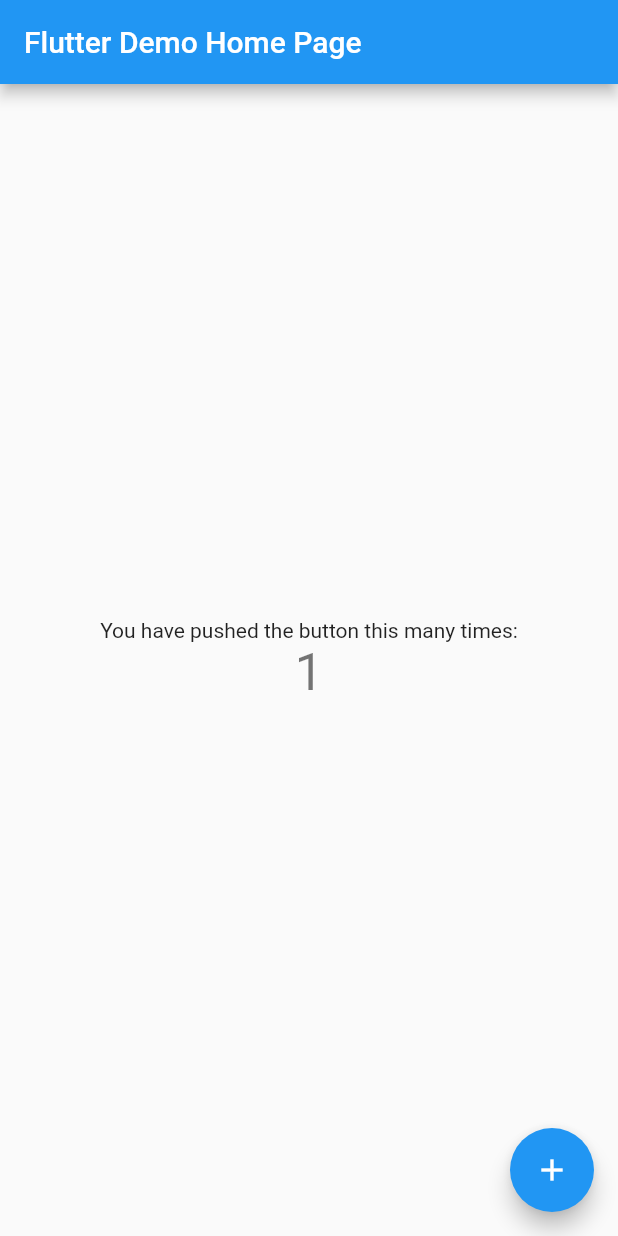
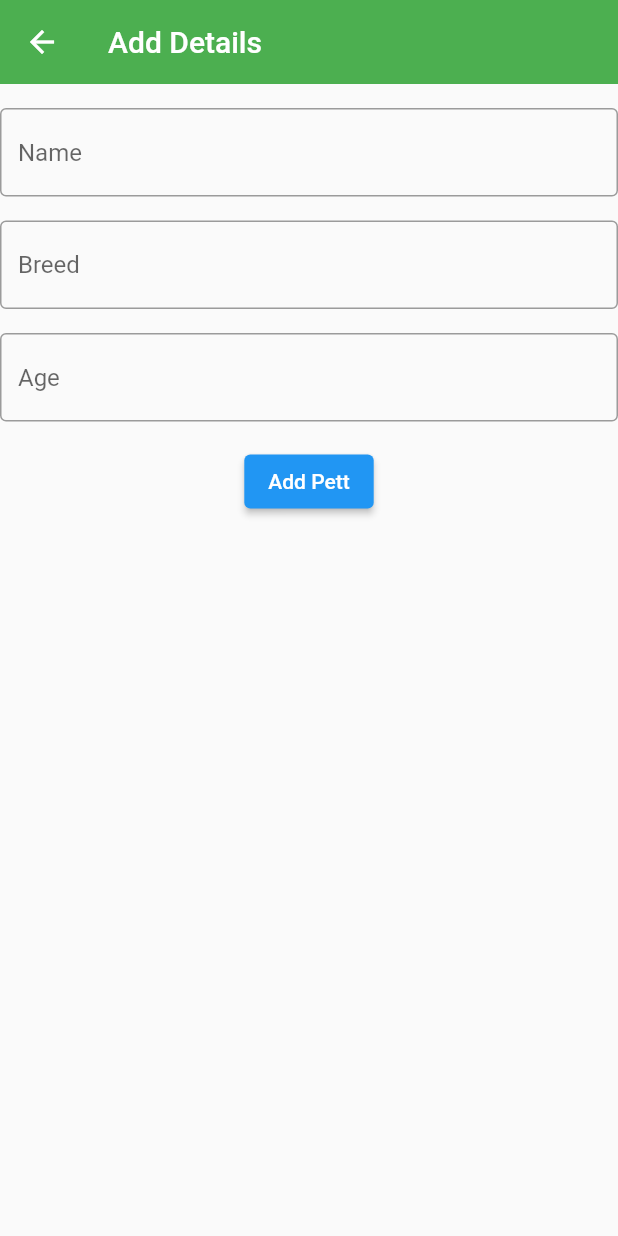
Before and after one commit to Kakarot2002/toggle_project, a Flutter app: the screen it shows after launch, after a tap on the "add" icon, on a phone screen of 412 x 824 dp. Run offline on Flutter 3.47's test engine with Material 2 defaults, Android fonts, the phone set to English and light mode, and no system bars; our stand-ins replace scroll_snap_list.

Commit message:
Add full project

```diff
--- /dev/null
+++ b/lib/addDetails.dart
@@ -0,0 +1,82 @@
+import 'package:flutter/material.dart';
+
+
+class MyaddDetailsPage extends StatefulWidget {
+  const MyaddDetailsPage({Key? key}) : super(key: key);
+
+  @override
+  State<MyaddDetailsPage> createState() => _MyaddDetailsState();
+}
+
+class _MyaddDetailsState extends State<MyaddDetailsPage> {
+  final TextEditingController _nameController = TextEditingController();
+  final TextEditingController _breedController = TextEditingController();
+  final TextEditingController _ageController = TextEditingController();
+  String strr1 = "";
+  String strr2 = "";
+  int agee = 0;
+
+  @override
+  Widget build(BuildContext context) {
+    return Scaffold(
+      appBar: AppBar(
+        title: const Text("Add Details"),
+        backgroundColor: Colors.green,
+        elevation: 0,
+      ),
+      body: Center(
+        child: Column(
+          children: [
+            const SizedBox(
+              height: 16,
+            ),
+            TextField(
+              controller: _nameController,
+              decoration: const InputDecoration(
+                border: OutlineInputBorder(),
+                hintText: 'Name',
+              ),
+              keyboardType: TextInputType.name,
+            ),
+            const SizedBox(
+              height: 16,
+            ),
+            TextField(
+                controller: _breedController,
+                decoration: const InputDecoration(
+                  border: OutlineInputBorder(),
+                  hintText: 'Breed',
+                ),
+                keyboardType: TextInputType.name),
+            const SizedBox(
+              height: 16,
+            ),
+            TextField(
+              controller: _ageController,
+              decoration: const InputDecoration(
+                border: OutlineInputBorder(),
+                hintText: 'Age',
+              ),
+              keyboardType: TextInputType.number,
+            ),
+            const SizedBox(
+              height: 16,
+            ),
+            ElevatedButton(
+              onPressed: () {
+                strr1 = _nameController.text;
+                strr2 = _breedController.text;
+                agee = int.tryParse(_ageController.text)!;
+
+                List data1 = [strr1,strr2,agee];
+
+                Navigator.pop(context,strr1);
+              },
+              child: const Text('Add Pett'),
+            ),
+          ],
+        ),
+      ),
+    );
+  }
+}
--- /dev/null
+++ b/lib/homepage.dart
@@ -0,0 +1,262 @@
+
+import 'package:flutter/cupertino.dart';
+import 'package:flutter/material.dart';
+import 'package:scroll_snap_list/scroll_snap_list.dart';
+import 'package:toggleprojectscreen/addDetails.dart';
+
+
+
+class MyHomePage extends StatefulWidget {
+  const MyHomePage({Key? key, required this.title}) : super(key: key);
+
+  final String title;
+
+  @override
+  State<MyHomePage> createState() => _MyHomePageState();
+}
+
+class _MyHomePageState extends State<MyHomePage> {
+  List<int> data = [1, 2, 3, 4];
+  List listw = [];
+  String listkw = "";
+  // ignore: unused_field
+  int _focusedIndex = 0;
+  Color red1 = Colors.red;
+  Color blue1 = const Color.fromRGBO(33, 150, 243, 1);
+  late int count = 5;
+  late String str1 = "Pet1";
+  late String str2 = "Pet2";
+  late int age = 1;
+
+  void _onItemFocus(int index) {
+    setState(() {
+      _focusedIndex = index;
+      if (index == 0) {
+        str1 = "Pet 1";
+        str2 = "Husky";
+        age = 7;
+      }
+      if (index == 1) {
+        str1 = "Pet 2";
+        str2 = "Labrador";
+        age = 3;
+      } else if (index == 2) {
+        str1 = "Pet 3";
+        str2 = "German";
+        age = 5;
+      } else if (index == 3) {
+        str1 = "Pet 4";
+        str2 = "rotviller";
+        age = 7;
+      } else if (index == 4) {
+        str1 = "Pet 5";
+        str2 = "pug";
+        age = 10;
+      } else if (index == (count - 1)) {
+        str1 = listkw;
+        str2 = listw[1];
+        age = listw[2];
+      }
+    });
+  }
+
+  Widget _buildItemList(BuildContext context, int index) {
+    if (index == data.length) {
+      return const Center(
+        child: CircularProgressIndicator(),
+      );
+    }
+
+    return Container(
+      width: 100,
+      color: Colors.transparent,
+      child: Column(
+        mainAxisAlignment: MainAxisAlignment.center,
+        children: [
+          Container(
+            height: 80,
+            width: 80,
+            decoration: BoxDecoration(
+                color: Colors.red, borderRadius: BorderRadius.circular(40)),
+            child: Center(
+                child: Text(
+              '${data[index]}',
+              style: const TextStyle(fontSize: 25.0),
+            )),
+          )
+        ],
+      ),
+    );
+  }
+
+  @override
+  Widget build(BuildContext context) {
+
+
+
+
+    final Size size = MediaQuery.of(context).size;
+    Color _iconColor = Colors.black;
+
+
+
+
+
+
+    return Scaffold(
+        appBar: AppBar(
+          title: Text(widget.title),
+          backgroundColor: Colors.green,
+          elevation: 0,
+        ),
+        body: Container(
+          color: Colors.grey[200],
+          child: Column(
+            children: [
+            Container(
+                height: 100,
+                color: Colors.green,
+                child: Stack(
+                    clipBehavior: Clip.antiAlias,
+                    alignment: Alignment.center,
+                    children: [
+                      Positioned(
+                        top: 5,
+                        child: Container(
+                          height: 140,
+                          width: 100,
+                          decoration: BoxDecoration(
+                              color: Colors.grey[200],
+                              borderRadius: BorderRadius.circular(70)),
+                        ),
+                      ),
+                      Container(
+                        height: 100,
+                        color: Colors.transparent,
+                        child: Expanded(
+                            child: ScrollSnapList(
+                          itemBuilder: _buildItemList,
+                          itemSize: 100,
+                          dynamicItemSize: true,
+                          onReachEnd: () {
+                            print('Done!');
+                          },
+                          itemCount: data.length,
+                          onItemFocus: _onItemFocus,
+                        )),
+                      ),
+                    ])),
+            Row(
+              mainAxisAlignment: MainAxisAlignment.spaceEvenly,
+              children: <Widget>[
+                ElevatedButton(
+                  onPressed: () async {
+                    final result = await Navigator.push(
+                        context,
+                        MaterialPageRoute(
+                            builder: (context) => const MyaddDetailsPage()));
+                    setState(() {
+                      listkw = result;
+                      data.add(count);
+                      count++;
+                    });
+                  },
+                  style: ElevatedButton.styleFrom(
+                    shape: const CircleBorder(),
+                    padding: const EdgeInsets.all(20),
+                    primary: Colors.grey, // <-- Button color
+                    onPrimary: Colors.grey, // <-- Splash color
+                  ),
+                  child: const Icon(Icons.add, color: Colors.black),
+                )
+              ],
+            ),
+            Container(
+              height: 200,
+              width: 300,
+              margin: const EdgeInsets.all(10),
+              color: Colors.grey[200],
+              child: Text(
+                " $str1 is aged $age and is a $str2 ",
+                style: const TextStyle(color: Colors.grey, fontSize: 50),
+              ),
+            ),
+            Container(
+              margin:EdgeInsets.only(top: 245),
+              width: size.width,
+              height: 80,
+              color: Colors.grey[200],
+              child: Stack(children: [
+                CustomPaint(
+                  size: Size(size.width, 80),
+                  painter: BNBCustomPainter(),
+                ),
+                Center(
+                  heightFactor: 0.3,
+                  child: FloatingActionButton(
+                    onPressed: () {},
+                    child: Ink(
+                      child: const Icon(CupertinoIcons.location_solid, size: 56),
+                      decoration: BoxDecoration(
+                          gradient: const LinearGradient(
+
+                            colors: [
+                              Color.fromRGBO(174, 34, 195, 1),
+                              Color.fromRGBO(231, 177, 60, 1)
+                            ]
+                          ),
+                          borderRadius: BorderRadius.circular(30)),
+                    ),
+                  ),
+                ),
+
+                Container(
+                  width: size.width,
+                  height: 80,
+                  child: Row(
+                    mainAxisAlignment: MainAxisAlignment.spaceEvenly,
+                    children: [
+                      IconButton(icon: Icon(Icons.home_outlined,color: _iconColor),onPressed: (){ setState(() {
+            _iconColor = Colors.blue;
+          });},),
+                      IconButton(icon: Icon(Icons.people_outline,color: _iconColor),onPressed: (){ setState(() {
+            _iconColor = Colors.blue;
+          });},),
+                      IconButton(icon: Icon(Icons.favorite_border,color: _iconColor),onPressed: (){ setState(() {
+            _iconColor =  Colors.blue;
+          });},),
+                      IconButton(icon: Icon(Icons.person_outline,color: _iconColor),onPressed: (){ setState(() {
+            _iconColor = Colors.blue;
+          });},),]
+                ),
+
+            )]),
+            )
+          ]),
+        )
+        // This trailing comma makes auto-formatting nicer for build methods.
+        );
+  }
+}
+
+class BNBCustomPainter extends CustomPainter {
+  @override
+  void paint(Canvas canvas, Size size) {
+    Paint paint = Paint()
+      ..color = Colors.white
+      ..style = PaintingStyle.fill;
+    Path path = Path()..moveTo(0, 20);
+    path.quadraticBezierTo(size.width * 0.20, 0, size.width * 0.50, 0);
+    path.quadraticBezierTo(size.width * 0.80, 0, size.width, 20);
+    path.lineTo(size.width, size.height);
+    path.lineTo(0, size.height);
+    path.close();
+    canvas.drawShadow(path, Colors.black, 5, true);
+    canvas.drawPath(path, paint);
+  }
+
+  @override
+  bool shouldRepaint(covariant CustomPainter oldDelegate) {
+    return false;
+  }
+}
--- a/lib/main.dart
+++ b/lib/main.dart
@@ -1,4 +1,6 @@
 import 'package:flutter/material.dart';
+
+import 'homepage.dart';
 
 void main() {
   runApp(const MyApp());
@@ -7,109 +9,10 @@
 class MyApp extends StatelessWidget {
   const MyApp({Key? key}) : super(key: key);
 
-  // This widget is the root of your application.
   @override
   Widget build(BuildContext context) {
-    return MaterialApp(
-      title: 'Flutter Demo',
-      theme: ThemeData(
-        // This is the theme of your application.
-        //
-        // Try running your application with "flutter run". You'll see the
-        // application has a blue toolbar. Then, without quitting the app, try
-        // changing the primarySwatch below to Colors.green and then invoke
-        // "hot reload" (press "r" in the console where you ran "flutter run",
-        // or simply save your changes to "hot reload" in a Flutter IDE).
-        // Notice that the counter didn't reset back to zero; the application
-        // is not restarted.
-        primarySwatch: Colors.blue,
-      ),
-      home: const MyHomePage(title: 'Flutter Demo Home Page'),
+    return const MaterialApp(
+      home: MyHomePage(title: 'Hello'),
     );
   }
 }
-
-class MyHomePage extends StatefulWidget {
-  const MyHomePage({Key? key, required this.title}) : super(key: key);
-
-  // This widget is the home page of your application. It is stateful, meaning
-  // that it has a State object (defined below) that contains fields that affect
-  // how it looks.
-
-  // This class is the configuration for the state. It holds the values (in this
-  // case the title) provided by the parent (in this case the App widget) and
-  // used by the build method of the State. Fields in a Widget subclass are
-  // always marked "final".
-
-  final String title;
-
-  @override
-  State<MyHomePage> createState() => _MyHomePageState();
-}
-
-class _MyHomePageState extends State<MyHomePage> {
-  int _counter = 0;
-
-  void _incrementCounter() {
-    setState(() {
-      // This call to setState tells the Flutter framework that something has
-      // changed in this State, which causes it to rerun the build method below
-      // so that the display can reflect the updated values. If we changed
-      // _counter without calling setState(), then the build method would not be
-      // called again, and so nothing would appear to happen.
-      _counter++;
-    });
-  }
-
-  @override
-  Widget build(BuildContext context) {
-    // This method is rerun every time setState is called, for instance as done
-    // by the _incrementCounter method above.
-    //
-    // The Flutter framework has been optimized to make rerunning build methods
-    // fast, so that you can just rebuild anything that needs updating rather
-    // than having to individually change instances of widgets.
-    return Scaffold(
-      appBar: AppBar(
-        // Here we take the value from the MyHomePage object that was created by
-        // the App.build method, and use it to set our appbar title.
-        title: Text(widget.title),
-      ),
-      body: Center(
-        // Center is a layout widget. It takes a single child and positions it
-        // in the middle of the parent.
-        child: Column(
-          // Column is also a layout widget. It takes a list of children and
-          // arranges them vertically. By default, it sizes itself to fit its
-          // children horizontally, and tries to be as tall as its parent.
-          //
-          // Invoke "debug painting" (press "p" in the console, choose the
-          // "Toggle Debug Paint" action from the Flutter Inspector in Android
-          // Studio, or the "Toggle Debug Paint" command in Visual Studio Code)
-          // to see the wireframe for each widget.
-          //
-          // Column has various properties to control how it sizes itself and
-          // how it positions its children. Here we use mainAxisAlignment to
-          // center the children vertically; the main axis here is the vertical
-          // axis because Columns are vertical (the cross axis would be
-          // horizontal).
-          mainAxisAlignment: MainAxisAlignment.center,
-          children: <Widget>[
-            const Text(
-              'You have pushed the button this many times:',
-            ),
-            Text(
-              '$_counter',
-              style: Theme.of(context).textTheme.headline4,
-            ),
-          ],
-        ),
-      ),
-      floatingActionButton: FloatingActionButton(
-        onPressed: _incrementCounter,
-        tooltip: 'Increment',
-        child: const Icon(Icons.add),
-      ), // This trailing comma makes auto-formatting nicer for build methods.
-    );
-  }
-}
```
